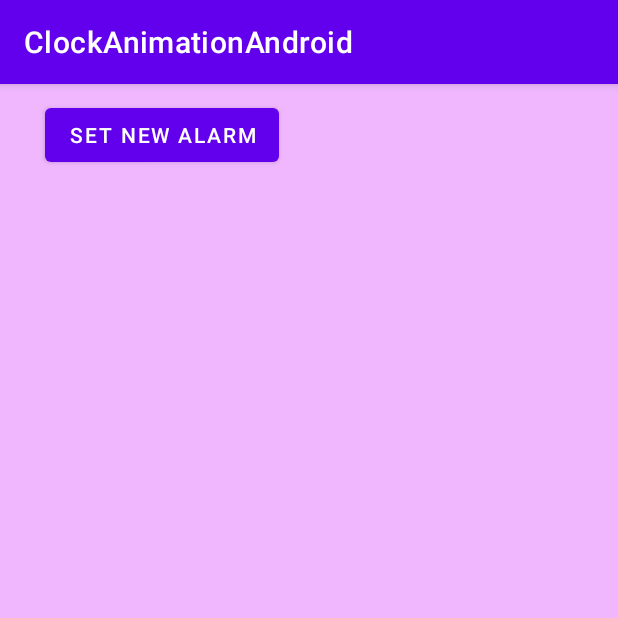
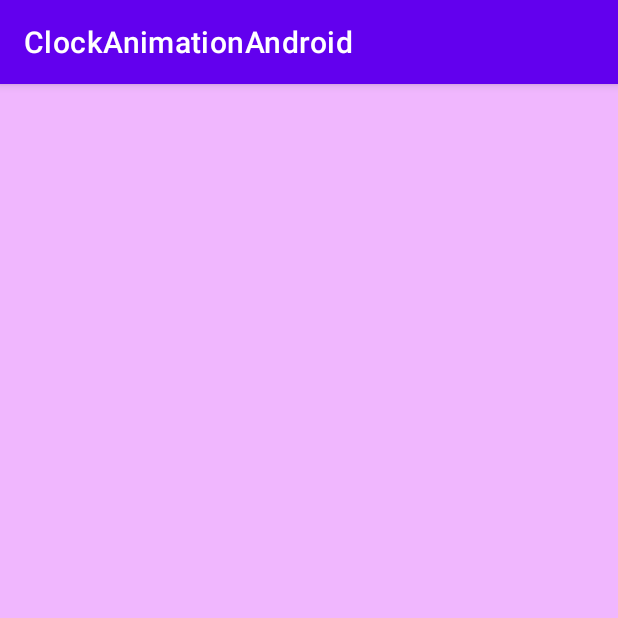
Before and after one commit to E-Livia/ClockAnimationAndroid, an Android app: the AlarmActivity screen opened directly, with no data from a screen before it, on a phone screen of 412 x 824 dp, the top half of it. Run offline under Robolectric (Android 15) with nearby library versions, the phone set to English and light mode, and no system bars.

Commit message:
final changes

```diff
--- a/app/src/main/java/com/example/clockanimationandroid/AlarmActivity.java
+++ b/app/src/main/java/com/example/clockanimationandroid/AlarmActivity.java
@@ -27,15 +27,6 @@ public class AlarmActivity extends AppCompatActivity {
     protected void onCreate(Bundle savedInstanceState){
         super.onCreate(savedInstanceState);
         setContentView(R.layout.activity_alarm);
-
-        Button newAlarmButton = findViewById(R.id.newAlarmButton);
-        newAlarmButton.setOnClickListener(new View.OnClickListener() {
-            @Override
-            public void onClick(View v) {
-                Intent intent=new Intent(AlarmActivity.this, SetAlarmActivity.class);
-                startActivity(intent);
-            }
-        });
 
         alarmListView=findViewById(R.id.alarmsList);
         alarmsList = new ArrayList<>();
--- a/app/src/main/res/layout/activity_alarm.xml
+++ b/app/src/main/res/layout/activity_alarm.xml
@@ -5,14 +5,6 @@
     android:layout_height="match_parent"
     android:orientation="vertical"
     android:background="@color/light_pink">
-
-    <Button
-        android:id="@+id/newAlarmButton"
-        android:layout_width="wrap_content"
-        android:layout_height="wrap_content"
-        android:text="@string/newAlarm"
-        android:layout_marginLeft="30dp"
-        android:layout_marginTop="10dp"/>
 
     <ListView
         android:id="@+id/alarmsList"
--- a/app/src/main/res/values/strings.xml
+++ b/app/src/main/res/values/strings.xml
@@ -6,4 +6,5 @@
     <string name="cancel">Cancel</string>
     <string name="save">Save</string>
     <string name="set">Set an alarm!</string>
+    <string name="seeAlarms">See all alarms</string>
 </resources>
```
Also changed, not shown: app/src/main/java/com/example/clockanimationandroid/AlarmReceiver.java (+16 -0 lines), app/src/main/java/com/example/clockanimationandroid/MainActivity.java (+9 -0 lines), app/src/main/res/layout/activity_main.xml (+14 -2 lines).
